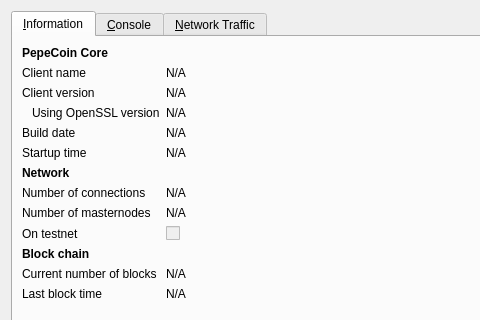
The window that src/qt/forms/rpcconsole.ui (projectmemetic/pepecoin) describes before a commit, drawn with Qt 5; both pictures show x 0 to 480 and y 0 to 320 of the 740 by 491 pixel window.
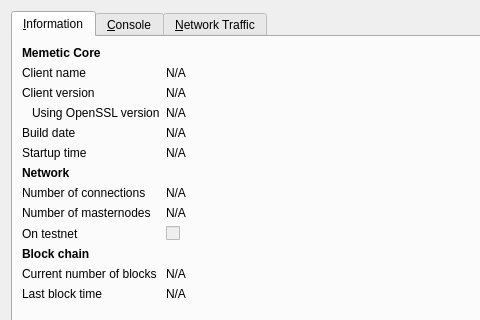
The same window after the commit. Icons and pictures are not drawn. Custom widgets are drawn as their Qt base class.

Commit message: Rebrand Pepecoin to Memetic

The edit to the form file:
```diff
--- a/src/qt/forms/rpcconsole.ui
+++ b/src/qt/forms/rpcconsole.ui
@@ -33,7 +33,7 @@
           </font>
          </property>
          <property name="text">
-          <string>PepeCoin Core</string>
+          <string>Memetic Core</string>
          </property>
         </widget>
        </item>
```
Left out of the diff: 6 changed lines with no effect on the pictures. The commit also changes 207 other files.
